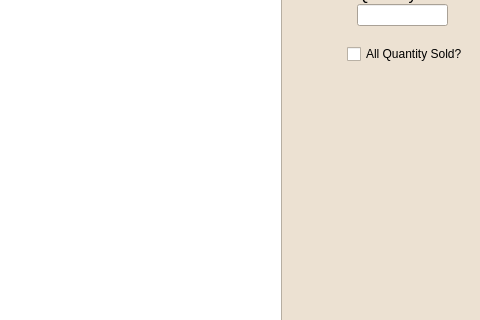
Qt form soldinventorydialog.ui (EtoDrowsy/CS499) before a commit; both pictures show x 320 to 800 and y 137 to 457 of the 800 by 600 pixel window.
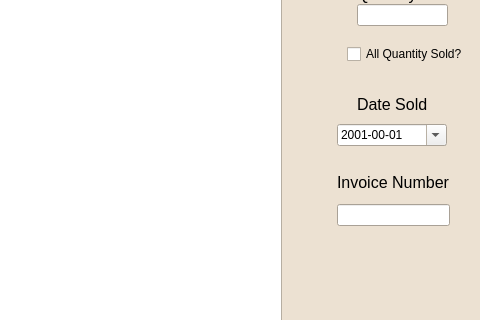
The same form after that commit.

Commit message: Added date sold and invoice number fields to sold items still needs to be linked

The edit to the form file:
```diff
--- a/soldinventorydialog.ui
+++ b/soldinventorydialog.ui
@@ -190,6 +190,78 @@
          <set>QDialogButtonBox::StandardButton::Cancel|QDialogButtonBox::StandardButton::Ok</set>
         </property>
        </widget>
+       <widget class="QDateEdit" name="dateEdit">
+        <property name="geometry">
+         <rect>
+          <x>40</x>
+          <y>250</y>
+          <width>110</width>
+          <height>22</height>
+         </rect>
+        </property>
+        <property name="locale">
+         <locale language="English" country="UnitedStates"/>
+        </property>
+        <property name="displayFormat">
+         <string>yyyy-mm-dd</string>
+        </property>
+        <property name="calendarPopup">
+         <bool>true</bool>
+        </property>
+        <property name="date">
+         <date>
+          <year>2001</year>
+          <month>1</month>
+          <day>1</day>
+         </date>
+        </property>
+       </widget>
+       <widget class="QLabel" name="dateLabel">
+        <property name="geometry">
+         <rect>
+          <x>60</x>
+          <y>220</y>
+          <width>71</width>
+          <height>21</height>
+         </rect>
+        </property>
+        <property name="font">
+         <font>
+          <pointsize>12</pointsize>
+         </font>
+        </property>
+        <property name="text">
+         <string>Date Sold</string>
+        </property>
+       </widget>
+       <widget class="QLabel" name="invoiceLabel">
+        <property name="geometry">
+         <rect>
+          <x>40</x>
+          <y>300</y>
+          <width>121</width>
+          <height>16</height>
+         </rect>
+        </property>
+        <property name="font">
+         <font>
+          <pointsize>12</pointsize>
+         </font>
+        </property>
+        <property name="text">
+         <string>Invoice Number</string>
+        </property>
+       </widget>
+       <widget class="QLineEdit" name="invoiceEdit">
+        <property name="geometry">
+         <rect>
+          <x>40</x>
+          <y>330</y>
+          <width>113</width>
+          <height>22</height>
+         </rect>
+        </property>
+       </widget>
       </widget>
      </item>
     </layout>
```
The commit also changes 1 other file.
